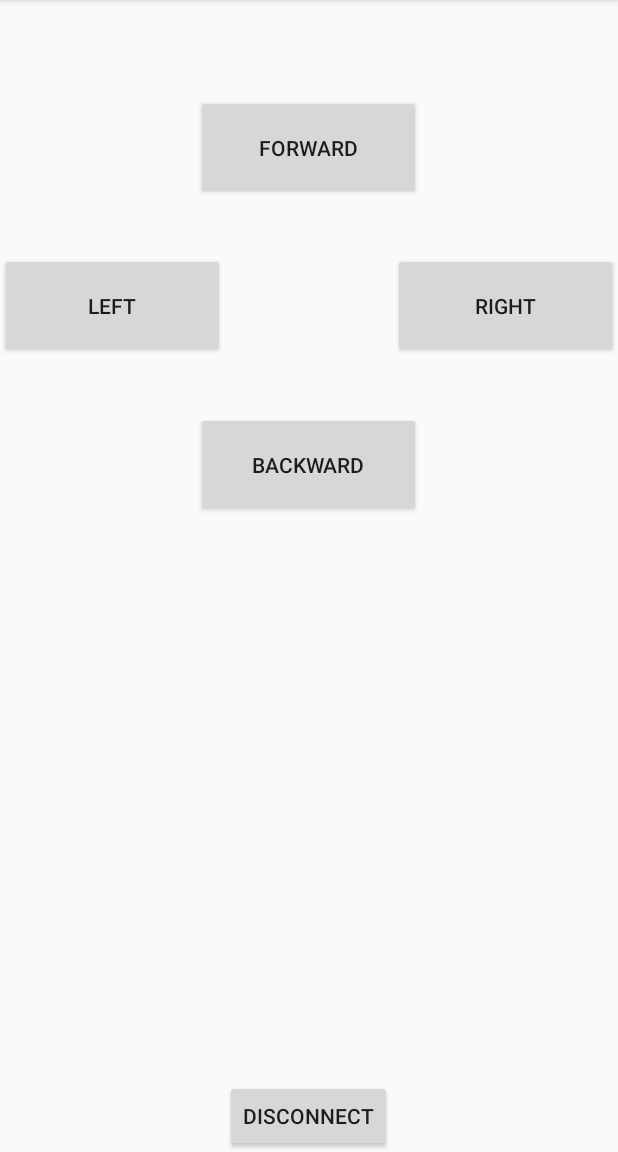
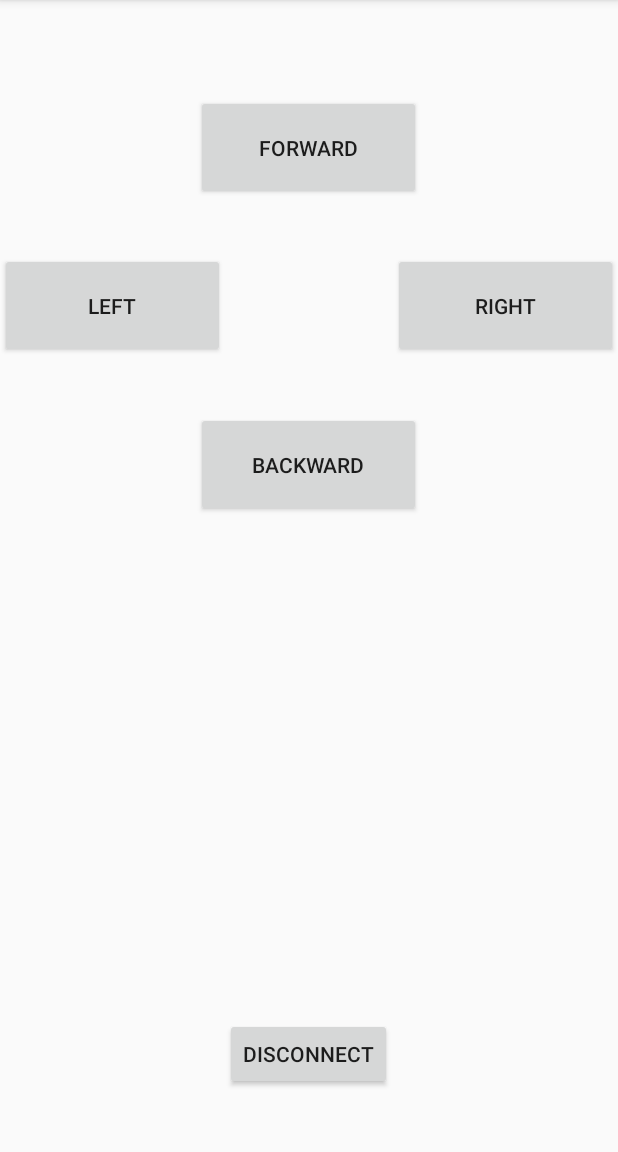
Before and after one commit to danielgospodinow/Dancho-s-RC-Car, an Android app: the ControlActivity screen opened directly, with no data from a screen before it, on a phone screen of 412 x 824 dp, the part 84-1236 px from its top. Run offline under Robolectric (Android 15) with nearby library versions, the phone set to English and light mode, and no system bars.

Commit message:
Updating the android app

```diff
--- a/AndroidController/app/src/main/res/layout/activity_main.xml
+++ b/AndroidController/app/src/main/res/layout/activity_main.xml
@@ -16,13 +16,13 @@
 
         <Button
             android:id="@+id/paired"
-            android:layout_width="wrap_content"
+            android:layout_width="match_parent"
             android:layout_height="wrap_content"
             android:text="@string/List" />
 
         <Button
             android:id="@+id/search"
-            android:layout_width="wrap_content"
+            android:layout_width="match_parent"
             android:layout_height="wrap_content"
             android:text="@string/Find" />
 
--- a/AndroidController/app/src/main/res/layout/control_activity.xml
+++ b/AndroidController/app/src/main/res/layout/control_activity.xml
@@ -23,14 +23,6 @@
         android:layout_marginTop="36dp" />
 
     <Button
-        android:layout_width="wrap_content"
-        android:layout_height="wrap_content"
-        android:text="Disconnect"
-        android:id="@+id/disconnectButton"
-        android:layout_alignParentBottom="true"
-        android:layout_centerHorizontal="true" />
-
-    <Button
         android:layout_width="150dp"
         android:layout_height="70dp"
         android:text="Right"
@@ -49,4 +41,13 @@
         android:layout_alignParentLeft="true"
         android:layout_alignParentStart="true" />
 
+    <Button
+        android:layout_width="wrap_content"
+        android:layout_height="wrap_content"
+        android:text="Disconnect"
+        android:id="@+id/disconnectButton"
+        android:layout_alignParentBottom="true"
+        android:layout_centerHorizontal="true"
+        android:layout_marginBottom="41dp" />
+
 </RelativeLayout>
--- a/AndroidController/build.gradle
+++ b/AndroidController/build.gradle
@@ -5,7 +5,7 @@ buildscript {
         jcenter()
     }
     dependencies {
-        classpath 'com.android.tools.build:gradle:1.2.3'
+        classpath 'com.android.tools.build:gradle:2.2.2'
 
         // NOTE: Do not place your application dependencies here; they belong
         // in the individual module build.gradle files
```
Also changed, not shown: AndroidController/gradle/wrapper/gradle-wrapper.properties, 2 other files.
